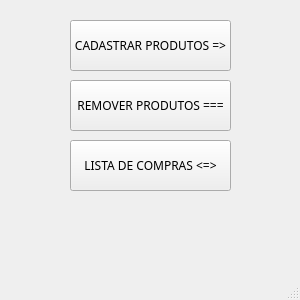
Before: the Qt Designer form Estoque/mainwindow.ui in grochavieira/ControleDeEstoque, drawn with Qt 5.
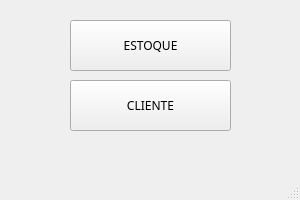
After: the same form once the commit is applied.

```diff
--- a/Estoque/mainwindow.ui
+++ b/Estoque/mainwindow.ui
@@ -7,13 +7,13 @@
     <x>0</x>
     <y>0</y>
     <width>300</width>
-    <height>300</height>
+    <height>200</height>
    </rect>
   </property>
   <property name="minimumSize">
    <size>
     <width>300</width>
-    <height>300</height>
+    <height>200</height>
    </size>
   </property>
   <property name="maximumSize">
@@ -41,7 +41,7 @@
      </font>
     </property>
     <property name="text">
-     <string>CADASTRAR PRODUTOS =&gt;</string>
+     <string>ESTOQUE</string>
     </property>
    </widget>
    <widget class="QPushButton" name="btnRemoverProdutosTela">
@@ -59,25 +59,7 @@
      </font>
     </property>
     <property name="text">
-     <string>REMOVER PRODUTOS ===</string>
-    </property>
-   </widget>
-   <widget class="QPushButton" name="btnListaDeComprasTela">
-    <property name="geometry">
-     <rect>
-      <x>70</x>
-      <y>140</y>
-      <width>161</width>
-      <height>51</height>
-     </rect>
-    </property>
-    <property name="font">
-     <font>
-      <family>Fira Code</family>
-     </font>
-    </property>
-    <property name="text">
-     <string>LISTA DE COMPRAS &lt;=&gt;</string>
+     <string>CLIENTE</string>
     </property>
    </widget>
   </widget>
```
Left out of the diff: 4 changed lines with no effect on the pictures.
